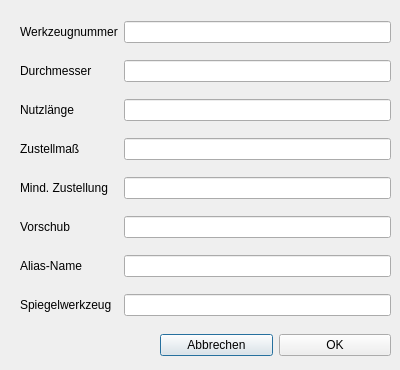
Old version of the form Dialoge/dialog_fraeser.ui in the repository TischlerWilly/postprozessor.
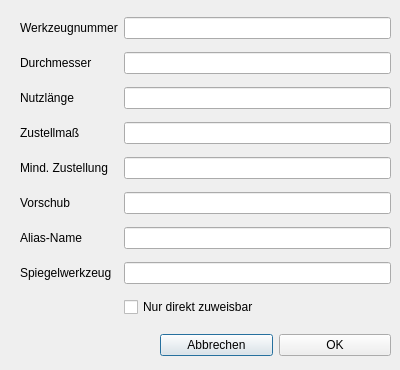
New version of the form.

Commit message: WKZMag Option Fräser nur direkt zuweisbar

Patch:
```diff
--- a/Dialoge/dialog_fraeser.ui
+++ b/Dialoge/dialog_fraeser.ui
@@ -136,6 +136,13 @@
       </property>
      </widget>
     </item>
+    <item row="8" column="1">
+     <widget class="QCheckBox" name="checkBox_nur_direkt_zuweisbar">
+      <property name="text">
+       <string>Nur direkt zuweisbar</string>
+      </property>
+     </widget>
+    </item>
    </layout>
   </widget>
  </widget>
```
Left out of the diff: 86 changed lines with no effect on the pictures. The commit also changes 8 other files.
